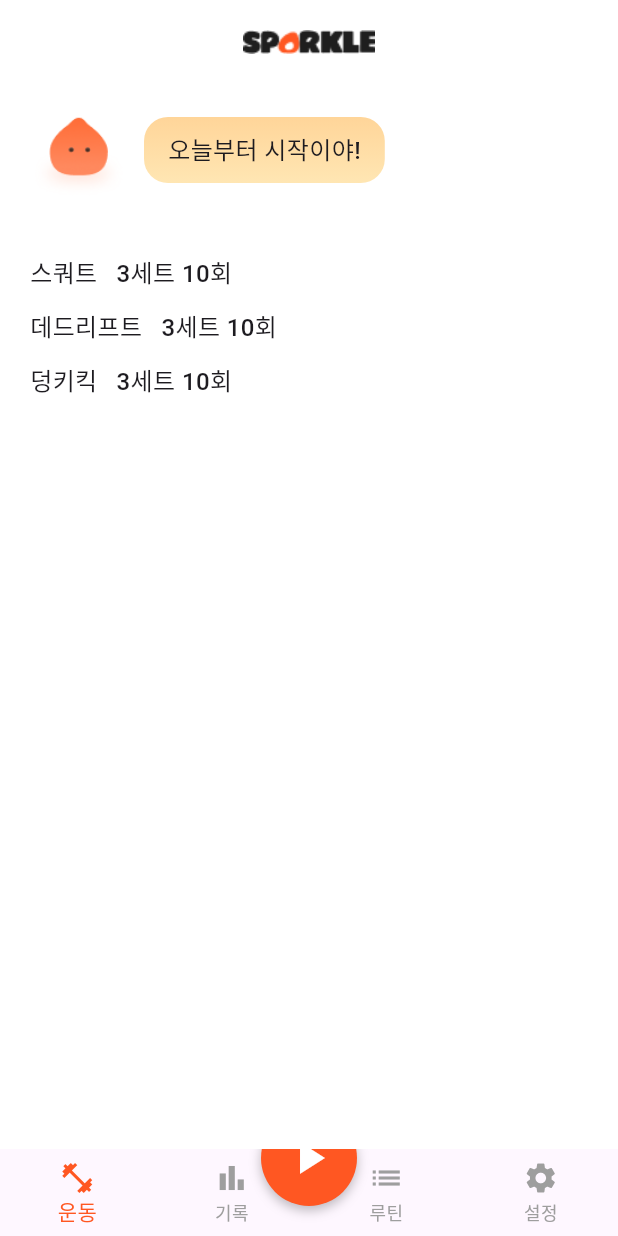
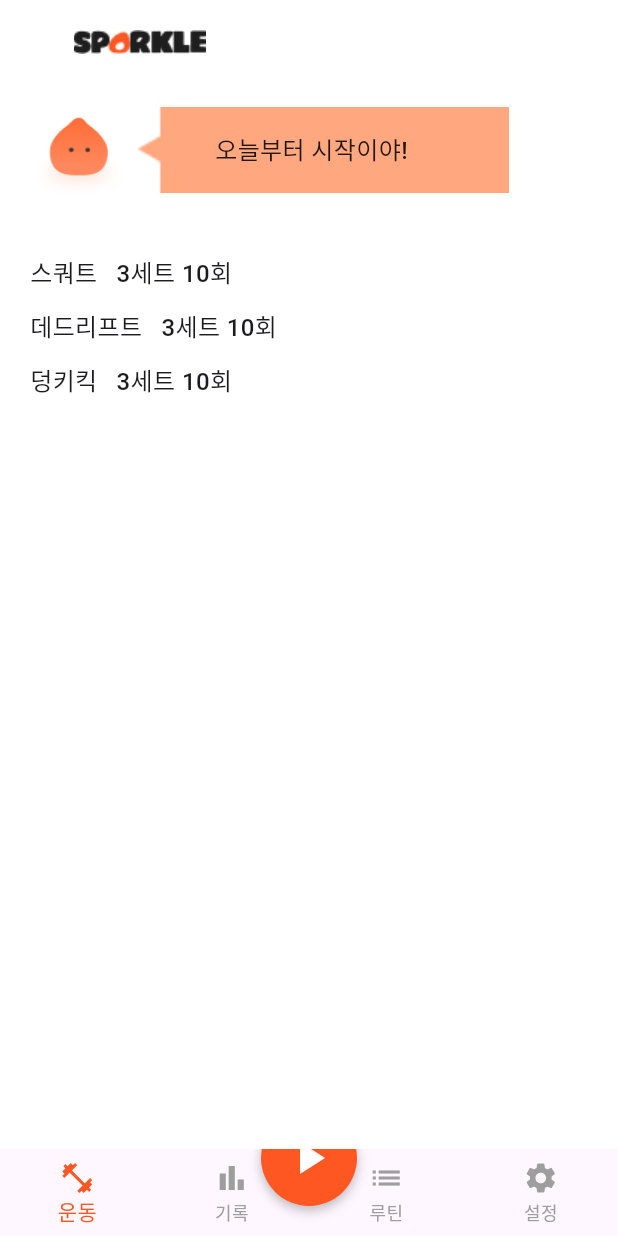
Before and after one commit to Xeostop1/flutter-workoutcounter, a Flutter app: the screen it shows after launch, on a phone screen of 412 x 824 dp. Run offline on Flutter 3.47's test engine with Material 3 defaults, Android fonts, the phone set to English and light mode, and no system bars; our stand-ins replace cloud_firestore, firebase_auth, firebase_core, flutter_tts, go_router, google_mobile_ads and 4 more; accounts and stored records are empty; project files that could hold a hidden picture were left out.

Commit message:
라우더 생성 중 메인 수정 전

```diff
--- a/lib/main.dart
+++ b/lib/main.dart
@@ -5,6 +5,7 @@ import 'package:counter_01/screens/workout_screen.dart';
 import 'package:flutter/material.dart';
 import 'package:firebase_core/firebase_core.dart';
 import 'package:provider/provider.dart';
+import 'firebase_options.dart';
 
 Future<void> main() async {
   WidgetsFlutterBinding.ensureInitialized();
@@ -17,7 +18,6 @@ class MyApp extends StatelessWidget {
 
   @override
   Widget build(BuildContext context) {
-
     return MaterialApp(
       title: 'Workout Counter',
       debugShowCheckedModeBanner: false, // 디버그 배너 제거
@@ -29,7 +29,6 @@ class MyApp extends StatelessWidget {
       routes: {
         '/workout': (context) => const WorkoutScreen(), // 네비게이션 이동용
       },
-
     );
   }
 }
--- a/lib/screens/home_screen.dart
+++ b/lib/screens/home_screen.dart
@@ -17,7 +17,7 @@ class HomeScreen extends StatelessWidget {
       appBar: AppBar(
         elevation: 0,
         backgroundColor: Colors.white,
-        centerTitle: true,
+        centerTitle: false,
         title: Image.asset(
           'assets/images/logo.png', // 로고 이미지
           height: 28,
@@ -37,25 +37,30 @@ class HomeScreen extends StatelessWidget {
                     'assets/images/firedefalut.png', // 마스코트 이미지
                     height: 64,
                   ),
-                  const SizedBox(width: 12),
-                  Container(
-                    padding: const EdgeInsets.symmetric(
-                        horizontal: 16, vertical: 10),
-                    decoration: BoxDecoration(
-                      gradient: const LinearGradient(
-                        colors: [Color(0xFFFFD599), Color(0xFFFFE6B3)],
-                        begin: Alignment.topCenter,
-                        end: Alignment.bottomCenter,
+                  const SizedBox(width: 8),
+                  Stack(
+                    alignment: Alignment.center,
+                    children: [
+                      Image.asset(
+                        'assets/images/card_messege.png', // 말풍선 배경 이미지
+                        height: 64, // 말풍선 높이 맞게 조절
+                        width:
+                            MediaQuery.of(context).size.width *
+                            0.6, // 화면의 60% 너비
+                        fit: BoxFit.contain,
                       ),
-                      borderRadius: BorderRadius.circular(16),
-                    ),
-                    child: const Text(
-                      '오늘부터 시작이야!',
-                      style: TextStyle(
-                        fontSize: 16,
-                        fontWeight: FontWeight.w500,
+                      const Padding(
+                        padding: EdgeInsets.only(right: 16), // 텍스트 위치 조절
+                        child: Text(
+                          '오늘부터 시작이야!',
+                          style: TextStyle(
+                            fontSize: 16,
+                            fontWeight: FontWeight.w500,
+                            color: Colors.black87,
+                          ),
+                        ),
                       ),
-                    ),
+                    ],
                   ),
                 ],
               ),
@@ -93,15 +98,14 @@ class HomeScreen extends StatelessWidget {
                       Text(
                         '루틴이 비어있어요!',
                         style: TextStyle(
-                            fontSize: 16, fontWeight: FontWeight.bold),
+                          fontSize: 16,
+                          fontWeight: FontWeight.bold,
+                        ),
                       ),
                       SizedBox(height: 4),
                       Text(
                         '루틴을 추가해주세요 +',
-                        style: TextStyle(
-                          fontSize: 14,
-                          color: Colors.black54,
-                        ),
+                        style: TextStyle(fontSize: 14, color: Colors.black54),
                       ),
                     ],
                   ),
@@ -129,18 +133,9 @@ class HomeScreen extends StatelessWidget {
                 icon: Icon(Icons.fitness_center),
                 label: '운동',
               ),
-              BottomNavigationBarItem(
-                icon: Icon(Icons.bar_chart),
-                label: '기록',
-              ),
-              BottomNavigationBarItem(
-                icon: Icon(Icons.list),
-                label: '루틴',
-              ),
-              BottomNavigationBarItem(
-                icon: Icon(Icons.settings),
-                label: '설정',
-              ),
+              BottomNavigationBarItem(icon: Icon(Icons.bar_chart), label: '기록'),
+              BottomNavigationBarItem(icon: Icon(Icons.list), label: '루틴'),
+              BottomNavigationBarItem(icon: Icon(Icons.settings), label: '설정'),
             ],
             onTap: (index) {
               // TODO: 네비게이션 기능 추가
--- a/lib/widgets/control_buttons.dart
+++ b/lib/widgets/control_buttons.dart
@@ -23,7 +23,7 @@ class ControlButtons extends StatelessWidget {
         _roundIconButton(
           icon: Icons.refresh,
           color: Colors.white,
-          color:Color(0xFFFF6B35),
+          iconColor: Colors.orange,
           onPressed: onReset,
         ),
         const SizedBox(width: 20),
--- a/pubspec.yaml
+++ b/pubspec.yaml
@@ -43,6 +43,7 @@ dependencies:
   sign_in_with_apple: ^7.0.1
   cloud_firestore: ^5.6.12
   percent_indicator: ^4.2.2
+  go_router: ^16.1.0
 
 
 
```
Also changed, not shown: lib/router/app_router.dart (added, +93 -0 lines), lib/screens/record_screen.dart (added, +15 -0 lines), lib/screens/routine_screen.dart (added, +15 -0 lines), assets/images/card_messege.png, pubspec.lock, 2 other files.
